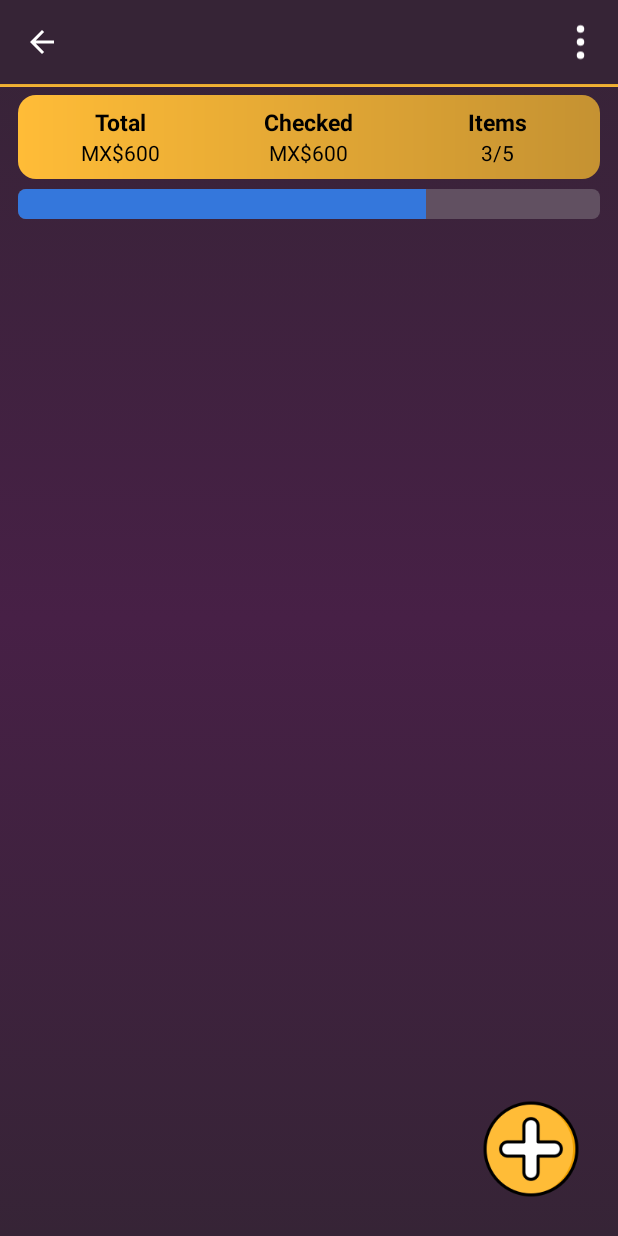
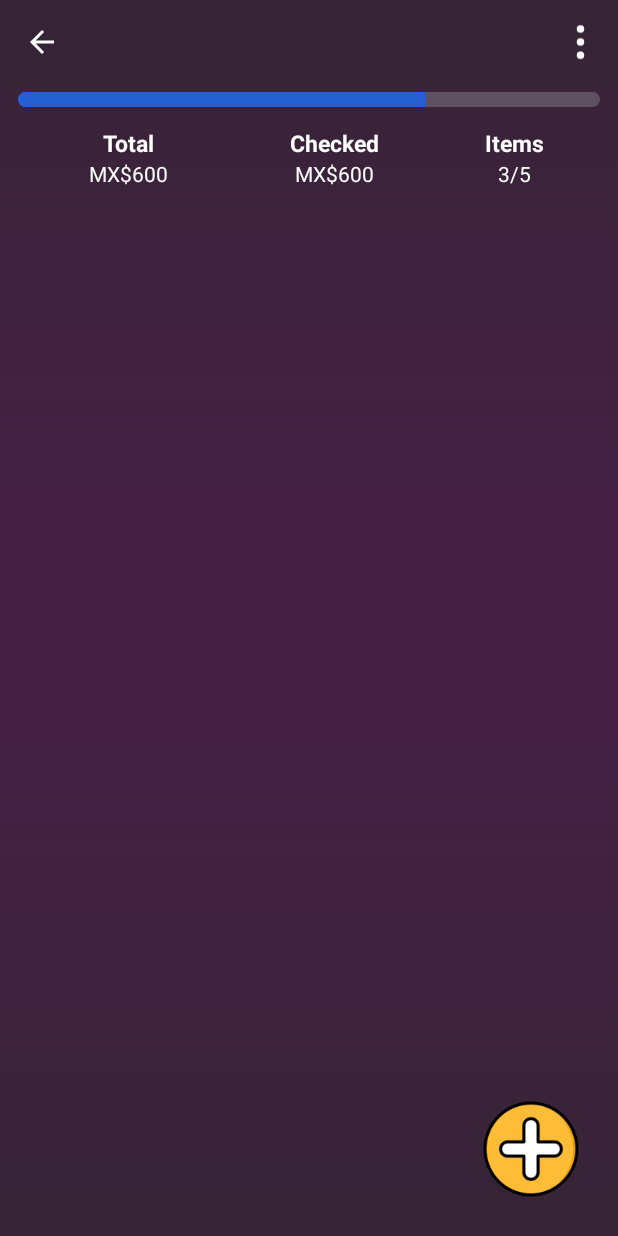
Before and after one commit to Jess2602/ListBuyApp, an Android app: the layout activity_items_list.xml on its own in the app's theme, with its tools: preview values and no code run, on a phone screen of 412 x 824 dp. Run offline under Robolectric (Android 15) with nearby library versions, the phone set to English and light mode, and no system bars.

Commit message:
ProgressBar Horizontal
ProgressBar Horizontal

```diff
--- a/app/src/main/res/layout/activity_items_list.xml
+++ b/app/src/main/res/layout/activity_items_list.xml
@@ -8,9 +8,13 @@
     tools:context=".ItemsListActivity">
 
     <LinearLayout
-        android:layout_width="match_parent"
-        android:layout_height="match_parent"
-        android:orientation="vertical">
+        android:layout_width="0dp"
+        android:layout_height="0dp"
+        android:orientation="vertical"
+        app:layout_constraintBottom_toBottomOf="parent"
+        app:layout_constraintEnd_toEndOf="parent"
+        app:layout_constraintStart_toStartOf="parent"
+        app:layout_constraintTop_toTopOf="parent">
 
         <LinearLayout
             android:layout_width="match_parent"
@@ -20,9 +24,10 @@
             <com.google.android.material.appbar.MaterialToolbar
                 android:id="@+id/toolbarItemsList"
                 android:layout_width="match_parent"
+                android:layout_marginBottom="5dp"
                 android:layout_height="?attr/actionBarSize"
                 android:background="@color/Fondo1"
-                android:elevation="4dp"
+                android:elevation="0dp"
                 app:contentInsetLeft="0dp"
                 app:contentInsetStart="0dp"
                 app:contentInsetStartWithNavigation="0dp"
@@ -37,11 +42,15 @@
 
             </com.google.android.material.appbar.MaterialToolbar>
 
-            <View
+            <ProgressBar
+                android:id="@+id/progressBar"
+                android:layout_marginHorizontal="12dp"
+                style="@android:style/Widget.ProgressBar.Horizontal"
                 android:layout_width="match_parent"
-                android:layout_height="2dp"
-                android:background="@color/botonbase" />
-
+                android:layout_height="10dp"
+                android:progress="70"
+                android:progressBackgroundTint="@color/placeholder_bg2"
+                android:progressTint="#245ED3" />
         </LinearLayout>
 
         <LinearLayout
@@ -50,7 +59,6 @@
             android:layout_marginHorizontal="12dp"
             android:layout_marginTop="5dp"
             android:layout_weight="1"
-            android:background="@drawable/radius_items_list"
             android:gravity="center"
             android:orientation="horizontal"
             android:padding="5dp">
@@ -67,7 +75,7 @@
                     android:layout_height="wrap_content"
                     android:gravity="center"
                     android:text="Total"
-                    android:textColor="@color/black"
+                    android:textColor="@color/white"
                     android:textSize="15sp"
                     android:textStyle="bold" />
 
@@ -76,8 +84,8 @@
                     android:layout_height="wrap_content"
                     android:gravity="center"
                     android:text="MX$600"
-                    android:textColor="@color/black"
-                    android:textSize="14sp" />
+                    android:textColor="@color/white"
+                  />
             </LinearLayout>
 
             <LinearLayout
@@ -92,7 +100,7 @@
                     android:layout_height="wrap_content"
                     android:gravity="center"
                     android:text="Checked"
-                    android:textColor="@color/black"
+                    android:textColor="@color/white"
                     android:textSize="15sp"
                     android:textStyle="bold" />
 
@@ -101,14 +109,14 @@
                     android:layout_height="wrap_content"
                     android:gravity="center"
                     android:text="MX$600"
-                    android:textColor="@color/black"
-                    android:textSize="14sp" />
+                    android:textColor="@color/white"
+                  />
             </LinearLayout>
 
             <LinearLayout
                 android:layout_width="0dp"
                 android:layout_height="match_parent"
-                android:layout_weight="4"
+                android:layout_weight="3"
                 android:gravity="center"
                 android:orientation="vertical">
 
@@ -117,7 +125,7 @@
                     android:layout_height="wrap_content"
                     android:gravity="center"
                     android:text="Items"
-                    android:textColor="@color/black"
+                    android:textColor="@color/white"
                     android:textSize="15sp"
                     android:textStyle="bold" />
 
@@ -126,31 +134,11 @@
                     android:layout_height="wrap_content"
                     android:gravity="center"
                     android:text="3/5"
-                    android:textColor="@color/black"
-                    android:textSize="14sp" />
+                    android:textColor="@color/white"
+             />
             </LinearLayout>
 
 
-        </LinearLayout>
-
-        <LinearLayout
-            android:id="@+id/progress_barItems"
-            android:layout_width="match_parent"
-            android:layout_height="0dp"
-            android:layout_marginHorizontal="12dp"
-            android:layout_marginTop="2.5dp"
-            android:layout_weight=".5"
-            android:gravity="center"
-            android:orientation="vertical">
-
-            <ProgressBar
-                android:id="@+id/progressBar"
-                style="@android:style/Widget.ProgressBar.Horizontal"
-                android:layout_width="match_parent"
-                android:layout_height="wrap_content"
-                android:progress="70"
-                android:progressBackgroundTint="@color/placeholder_bg2"
-                android:progressTint="#3477DC" />
         </LinearLayout>
 
         <LinearLayout
--- a/app/src/main/res/layout/list_layout.xml
+++ b/app/src/main/res/layout/list_layout.xml
@@ -15,7 +15,7 @@
             android:layout_weight="2.5"
             android:gravity="center"
             android:orientation="horizontal"
-            android:padding="10dp">
+            android:padding="12dp">
 
             <de.hdodenhof.circleimageview.CircleImageView
                 android:id="@+id/categoryImage"
@@ -51,15 +51,14 @@
                 android:textColor="@android:color/black"
                 android:textSize="15sp" />
 
-            <TextView
-                android:id="@+id/textViewAmount"
+            <ProgressBar
+                android:id="@+id/progressBar"
+                style="@android:style/Widget.ProgressBar.Horizontal"
                 android:layout_width="match_parent"
-                android:layout_height="29dp"
-                android:gravity="left|top|start"
-                android:text="0/0"
-                android:textColor="@color/Fondo1"
-                android:textSize="14sp"
-                android:textStyle="bold" />
+                android:layout_height="8dp"
+                android:progress="70"
+                android:progressBackgroundTint="#B9888888"
+                android:progressTint="#245ED3"/>
 
 
         </LinearLayout>
```
